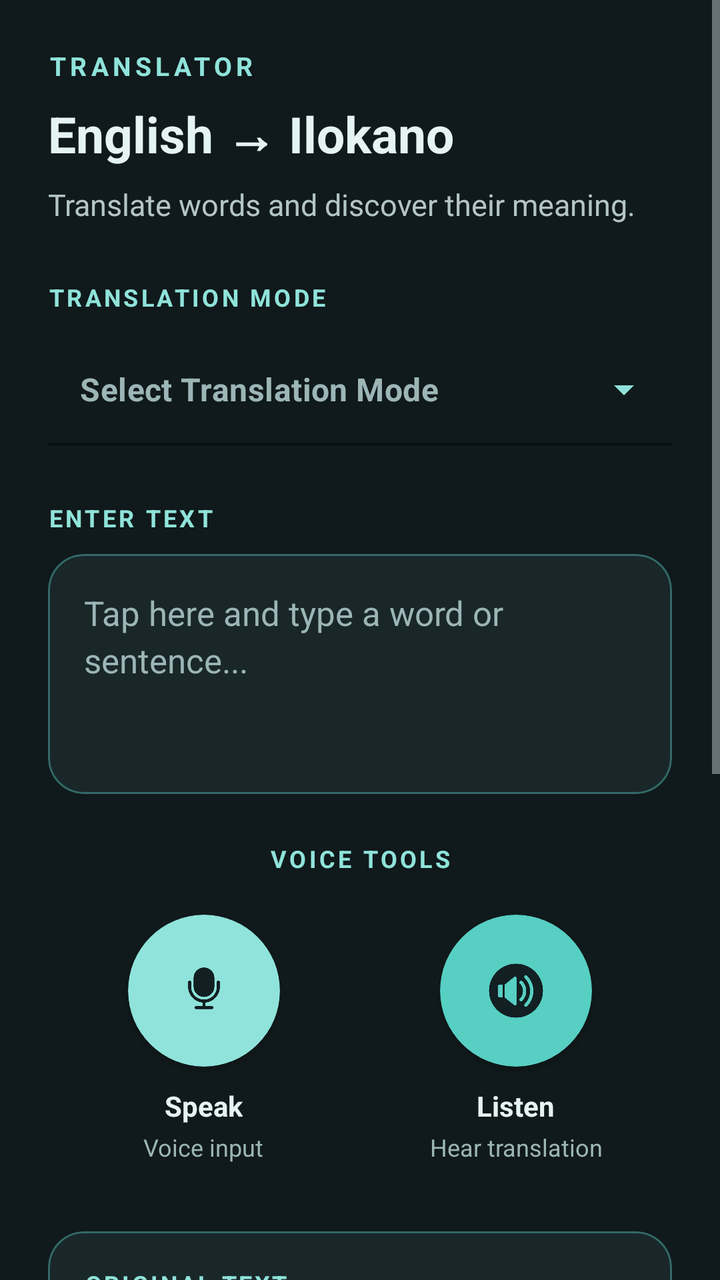
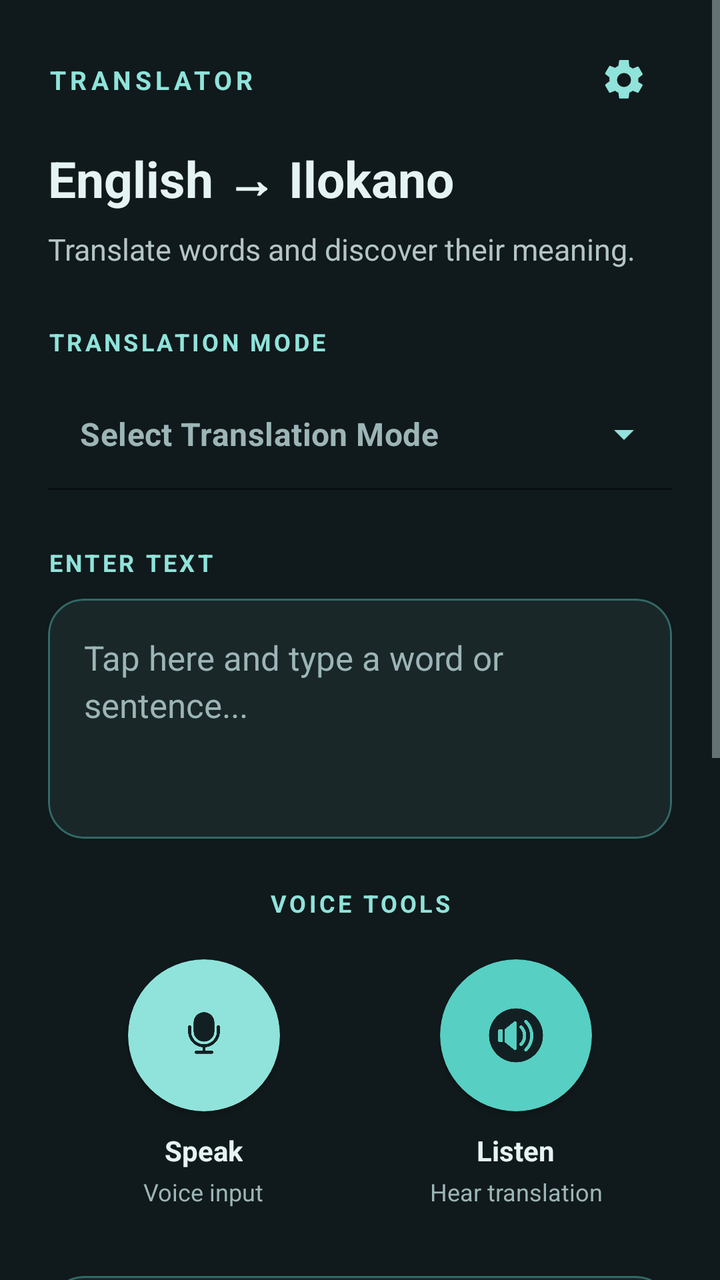

The first picture is an Android layout as it rendered before a commit; the second is the same layout after the commit. The layout source and the unified diff follow.
<!-- AndroidManifest.xml: application theme Theme.IlokanoTranslator -->
<!-- res/layout/fragment_translator.xml -->
<?xml version="1.0" encoding="utf-8"?>
<ScrollView
    xmlns:android="http://schemas.android.com/apk/res/android"
    xmlns:app="http://schemas.android.com/apk/res-auto"
    xmlns:tools="http://schemas.android.com/tools"
    android:layout_width="match_parent"
    android:layout_height="match_parent"
    android:background="@color/app_background"
    android:fillViewport="true"
    android:clipToPadding="false"
    android:scrollbars="vertical"
    tools:context=".TranslatorFragment">

    <LinearLayout
        android:layout_width="match_parent"
        android:layout_height="wrap_content"
        android:orientation="vertical"
        android:paddingStart="24dp"
        android:paddingTop="24dp"
        android:paddingEnd="24dp"
        android:paddingBottom="28dp">

        

        <TextView
            android:id="@+id/translatorPageHeading"
            android:layout_width="match_parent"
            android:layout_height="wrap_content"
            android:text="TRANSLATOR"
            android:textColor="@color/accent_teal"
            android:textSize="13sp"
            android:textStyle="bold"
            android:letterSpacing="0.16" />

        <TextView
            android:id="@+id/titleText"
            android:layout_width="match_parent"
            android:layout_height="wrap_content"
            android:layout_marginTop="8dp"
            android:text="English → Ilokano"
            android:textColor="@color/text_light"
            android:textSize="25sp"
            android:textStyle="bold"
            android:lineSpacingExtra="3dp" />

        <TextView
            android:id="@+id/translatorSubtitle"
            android:layout_width="match_parent"
            android:layout_height="wrap_content"
            android:layout_marginTop="8dp"
            android:text="Translate words and discover their meaning."
            android:textColor="@color/light_gray"
            android:textSize="15sp"
            android:lineSpacingExtra="3dp" />

        

        <TextView
            android:layout_width="match_parent"
            android:layout_height="wrap_content"
            android:layout_marginTop="28dp"
            android:layout_marginBottom="10dp"
            android:text="TRANSLATION MODE"
            android:textColor="@color/accent_teal"
            android:textSize="12sp"
            android:textStyle="bold"
            android:letterSpacing="0.12" />

        <com.google.android.material.textfield.TextInputLayout
            android:id="@+id/languageDropdownLayout"
            style="@style/Widget.MaterialComponents.TextInputLayout.FilledBox.ExposedDropdownMenu"
            android:layout_width="match_parent"
            android:layout_height="wrap_content"
            app:boxBackgroundMode="filled"
            app:boxBackgroundColor="@color/card_background"
            app:boxStrokeColor="@color/primary_teal"
            app:boxStrokeWidth="1dp"
            app:boxStrokeWidthFocused="2dp"
            app:boxCornerRadiusTopStart="16dp"
            app:boxCornerRadiusTopEnd="16dp"
            app:boxCornerRadiusBottomStart="16dp"
            app:boxCornerRadiusBottomEnd="16dp"
            app:hintEnabled="false"
            app:endIconMode="dropdown_menu"
            app:endIconTint="@color/accent_teal">

            <AutoCompleteTextView
                android:id="@+id/languageDropdown"
                android:layout_width="match_parent"
                android:layout_height="wrap_content"
                android:minHeight="56dp"
                android:background="@android:color/transparent"
                android:paddingStart="16dp"
                android:paddingTop="12dp"
                android:paddingEnd="16dp"
                android:paddingBottom="12dp"
                android:fontFamily="sans"
                android:textColor="@color/text_light"
                android:textColorHint="@color/hint_text"
                android:textSize="16sp"
                android:textStyle="bold"
                android:focusable="false"
                android:clickable="true"
                android:inputType="none"
                android:hint="Select Translation Mode"
                android:importantForAccessibility="yes" />

        </com.google.android.material.textfield.TextInputLayout>

        

        <TextView
            android:layout_width="match_parent"
            android:layout_height="wrap_content"
            android:layout_marginTop="28dp"
            android:layout_marginBottom="10dp"
            android:text="ENTER TEXT"
            android:textColor="@color/accent_teal"
            android:textSize="12sp"
            android:textStyle="bold"
            android:letterSpacing="0.12" />

        <com.google.android.material.card.MaterialCardView
            android:layout_width="match_parent"
            android:layout_height="wrap_content"
            app:cardBackgroundColor="@color/card_background"
            app:cardCornerRadius="18dp"
            app:cardElevation="0dp"
            app:strokeColor="#6657CFC3"
            app:strokeWidth="1dp">

            <EditText
                android:id="@+id/editTextInput"
                android:layout_width="match_parent"
                android:layout_height="wrap_content"
                android:minHeight="120dp"
                android:gravity="top|start"
                android:background="@android:color/transparent"
                android:padding="18dp"
                android:hint="Tap here and type a word or sentence..."
                android:inputType="textCapSentences|textMultiLine"
                android:imeOptions="flagNoExtractUi"
                android:textColor="@color/text_light"
                android:textColorHint="@color/hint_text"
                android:textSize="17sp"
                android:lineSpacingExtra="4dp"
                android:autofillHints="none" />

        </com.google.android.material.card.MaterialCardView>

        

        <TextView
            android:layout_width="match_parent"
            android:layout_height="wrap_content"
            android:layout_marginTop="24dp"
            android:gravity="center"
            android:text="VOICE TOOLS"
            android:textColor="@color/accent_teal"
            android:textSize="12sp"
            android:textStyle="bold"
            android:letterSpacing="0.12" />

        <LinearLayout
            android:layout_width="match_parent"
            android:layout_height="wrap_content"
            android:layout_marginTop="14dp"
            android:gravity="center"
            android:orientation="horizontal">

            

            <LinearLayout
                android:layout_width="0dp"
                android:layout_height="wrap_content"
                android:layout_weight="1"
                android:gravity="center"
                android:orientation="vertical"
                android:padding="6dp">

                <com.google.android.material.card.MaterialCardView
                    android:layout_width="76dp"
                    android:layout_height="76dp"
                    app:cardBackgroundColor="@color/accent_teal"
                    app:cardCornerRadius="38dp"
                    app:cardElevation="2dp"
                    app:strokeWidth="0dp">

                    <ImageView
                        android:id="@+id/micButton"
                        android:layout_width="match_parent"
                        android:layout_height="match_parent"
                        android:padding="22dp"
                        android:contentDescription="Start voice input"
                        android:clickable="true"
                        android:focusable="true"
                        android:src="@drawable/ic_mic"
                        app:tint="@color/text_dark" />

                </com.google.android.material.card.MaterialCardView>

                <TextView
                    android:layout_width="wrap_content"
                    android:layout_height="wrap_content"
                    android:layout_marginTop="10dp"
                    android:text="Speak"
                    android:textColor="@color/text_light"
                    android:textSize="14sp"
                    android:textStyle="bold" />

                <TextView
                    android:layout_width="wrap_content"
                    android:layout_height="wrap_content"
                    android:layout_marginTop="3dp"
                    android:gravity="center"
                    android:text="Voice input"
                    android:textColor="@color/hint_text"
                    android:textSize="12sp" />

            </LinearLayout>

            

            <LinearLayout
                android:layout_width="0dp"
                android:layout_height="wrap_content"
                android:layout_weight="1"
                android:gravity="center"
                android:orientation="vertical"
                android:padding="6dp">

                <com.google.android.material.card.MaterialCardView
                    android:layout_width="76dp"
                    android:layout_height="76dp"
                    app:cardBackgroundColor="@color/primary_teal"
                    app:cardCornerRadius="38dp"
                    app:cardElevation="2dp"
                    app:strokeWidth="0dp">

                    <ImageView
                        android:id="@+id/ttsButton"
                        android:layout_width="match_parent"
                        android:layout_height="match_parent"
                        android:padding="22dp"
                        android:contentDescription="Play translated text"
                        android:clickable="true"
                        android:focusable="true"
                        android:src="@drawable/ic_sound"
                        app:tint="@color/text_dark" />

                </com.google.android.material.card.MaterialCardView>

                <TextView
                    android:layout_width="wrap_content"
                    android:layout_height="wrap_content"
                    android:layout_marginTop="10dp"
                    android:text="Listen"
                    android:textColor="@color/text_light"
                    android:textSize="14sp"
                    android:textStyle="bold" />

                <TextView
                    android:layout_width="wrap_content"
                    android:layout_height="wrap_content"
                    android:layout_marginTop="3dp"
                    android:gravity="center"
                    android:text="Hear translation"
                    android:textColor="@color/hint_text"
                    android:textSize="12sp" />

            </LinearLayout>

        </LinearLayout>

        

        <com.google.android.material.card.MaterialCardView
            android:layout_width="match_parent"
            android:layout_height="wrap_content"
            android:layout_marginTop="28dp"
            app:cardBackgroundColor="@color/card_background"
            app:cardCornerRadius="18dp"
            app:cardElevation="0dp"
            app:strokeColor="#6657CFC3"
            app:strokeWidth="1dp">

            <LinearLayout
                android:layout_width="match_parent"
                android:layout_height="wrap_content"
                android:orientation="vertical"
                android:padding="18dp">

                <TextView
                    android:layout_width="match_parent"
                    android:layout_height="wrap_content"
                    android:text="ORIGINAL TEXT"
                    android:textColor="@color/accent_teal"
                    android:textSize="12sp"
                    android:textStyle="bold"
                    android:letterSpacing="0.10" />

                <TextView
                    android:id="@+id/originalText"
                    android:layout_width="match_parent"
                    android:layout_height="wrap_content"
                    android:minHeight="32dp"
                    android:layout_marginTop="10dp"
                    android:text="Your original text will appear here."
                    android:textColor="#99E5F3F2"
                    android:textSize="16sp"
                    android:lineSpacingExtra="4dp"
                    android:textIsSelectable="true" />

            </LinearLayout>

        </com.google.android.material.card.MaterialCardView>

        

        <com.google.android.material.card.MaterialCardView
            android:layout_width="match_parent"
            android:layout_height="wrap_content"
            android:layout_marginTop="16dp"
            android:layout_marginBottom="8dp"
            app:cardBackgroundColor="@color/card_background"
            app:cardCornerRadius="18dp"
            app:cardElevation="0dp"
            app:strokeColor="@color/primary_teal"
            app:strokeWidth="1dp">

            <LinearLayout
                android:layout_width="match_parent"
                android:layout_height="wrap_content"
                android:orientation="vertical"
                android:padding="18dp">

                <TextView
                    android:layout_width="match_parent"
                    android:layout_height="wrap_content"
                    android:text="TRANSLATED TEXT"
                    android:textColor="@color/accent_teal"
                    android:textSize="12sp"
                    android:textStyle="bold"
                    android:letterSpacing="0.10" />

                <TextView
                    android:id="@+id/translatedText"
                    android:layout_width="match_parent"
                    android:layout_height="wrap_content"
                    android:minHeight="48dp"
                    android:layout_marginTop="10dp"
                    android:text="Your translation will appear here."
                    android:textColor="#99E5F3F2"
                    android:textSize="16sp"
                    android:lineSpacingExtra="5dp"
                    android:textIsSelectable="true" />

            </LinearLayout>

        </com.google.android.material.card.MaterialCardView>

        

        <include
            layout="@layout/view_app_footer" />

    </LinearLayout>

</ScrollView>
<!-- res/layout/view_app_footer.xml (included above) -->
<?xml version="1.0" encoding="utf-8"?>
<LinearLayout
    xmlns:android="http://schemas.android.com/apk/res/android"
    android:layout_width="match_parent"
    android:layout_height="wrap_content"
    android:orientation="vertical"
    android:gravity="center"
    android:paddingTop="30dp"
    android:paddingBottom="20dp">

    

    <View
        android:layout_width="match_parent"
        android:layout_height="1dp"
        android:layout_marginBottom="20dp"
        android:background="#332A9D93" />

    

    <TextView
        android:layout_width="match_parent"
        android:layout_height="wrap_content"
        android:gravity="center"
        android:text="SPEAK SMART BAGUIO"
        android:textColor="@color/text_light"
        android:textSize="13sp"
        android:textStyle="bold"
        android:letterSpacing="0.10" />

    

    <TextView
        android:layout_width="match_parent"
        android:layout_height="wrap_content"
        android:layout_marginTop="7dp"
        android:gravity="center"
        android:text="A student-developed language learning application"
        android:textColor="@color/light_gray"
        android:textSize="12sp"
        android:lineSpacingExtra="2dp" />

    

    <TextView
        android:layout_width="match_parent"
        android:layout_height="wrap_content"
        android:layout_marginTop="5dp"
        android:gravity="center"
        android:text="Blue Phenix Skills Training Center Corp."
        android:textColor="@color/hint_text"
        android:textSize="12sp"
        android:lineSpacingExtra="2dp" />

    

    <TextView
        android:layout_width="match_parent"
        android:layout_height="wrap_content"
        android:layout_marginTop="12dp"
        android:gravity="center"
        android:text="LEARN  •  UNDERSTAND  •  CONNECT"
        android:textColor="@color/accent_teal"
        android:textSize="10sp"
        android:letterSpacing="0.08" />

    

    <TextView
        android:layout_width="match_parent"
        android:layout_height="wrap_content"
        android:layout_marginTop="12dp"
        android:gravity="center"
        android:text="Made for learning, sharing, and preserving language."
        android:textColor="@color/hint_text"
        android:textSize="11sp"
        android:lineSpacingExtra="2dp" />

</LinearLayout>
<!-- resources referenced by this layout -->
<resources>
  <color name="accent_teal">#8FE3DA</color>
  <color name="app_background">#10191B</color>
  <color name="card_background">#192729</color>
  <color name="hint_text">#9CB5B7</color>
  <color name="light_gray">#B4C5C6</color>
  <color name="primary_teal">#57CFC3</color>
  <color name="text_dark">#122023</color>
  <color name="text_light">#E5F3F2</color>
  <!-- drawable ic_mic: png bitmap (drawable, 51786 bytes) -->
  <!-- drawable ic_sound: png bitmap (drawable, 96181 bytes) -->
  <style name="Theme.IlokanoTranslator" parent="Base.Theme.IlokanoTranslator" />
  <style name="Base.Theme.IlokanoTranslator" parent="Theme.Material3.DayNight.NoActionBar">
  
          
          <item name="colorPrimary">@color/primary_teal</item>
          <item name="colorOnPrimary">@color/text_dark</item>
  
          
          <item name="colorSecondary">@color/accent_teal</item>
          <item name="colorOnSecondary">@color/text_dark</item>
  
          
          <item name="colorTertiary">@color/accent_yellow</item>
          <item name="colorOnTertiary">@color/text_dark</item>
  
          
          <item name="colorSurface">@color/card_background</item>
          <item name="colorOnSurface">@color/text_light</item>
  
          
          <item name="android:colorBackground">@color/app_background</item>
          <item name="android:windowBackground">@color/app_background</item>
  
          
          <item name="android:statusBarColor">@color/app_background</item>
          <item name="android:windowLightStatusBar">false</item>
  
          
          <item name="android:navigationBarColor">@color/app_background</item>
          <item name="android:windowLightNavigationBar">false</item>
  
          
          <item name="colorControlActivated">@color/primary_teal</item>
          <item name="colorControlNormal">@color/light_gray</item>
          <item name="colorControlHighlight">#3357CFC3</item>
  
      </style>
  <color name="accent_yellow">#FFB74D</color>
</resources>

<!-- the commit's change to res/layout/fragment_translator.xml (unified diff, before → after) -->
@@ -16,21 +16,45 @@
         android:layout_height="wrap_content"
         android:orientation="vertical"
         android:paddingStart="24dp"
-        android:paddingTop="24dp"
+        android:paddingTop="16dp"
         android:paddingEnd="24dp"
         android:paddingBottom="28dp">
 
         
 
-        <TextView
-            android:id="@+id/translatorPageHeading"
-            android:layout_width="match_parent"
-            android:layout_height="wrap_content"
-            android:text="TRANSLATOR"
-            android:textColor="@color/accent_teal"
-            android:textSize="13sp"
-            android:textStyle="bold"
-            android:letterSpacing="0.16" />
+        <LinearLayout
+            android:layout_width="match_parent"
+            android:layout_height="48dp"
+            android:orientation="horizontal"
+            android:gravity="center_vertical">
+
+            <TextView
+                android:id="@+id/translatorPageHeading"
+                android:layout_width="0dp"
+                android:layout_height="wrap_content"
+                android:layout_weight="1"
+                android:text="TRANSLATOR"
+                android:textColor="@color/accent_teal"
+                android:textSize="13sp"
+                android:textStyle="bold"
+                android:letterSpacing="0.16" />
+
+            <ImageButton
+                android:id="@+id/buttonSettingsMenu"
+                android:layout_width="48dp"
+                android:layout_height="48dp"
+                android:background="?attr/selectableItemBackgroundBorderless"
+                android:src="@drawable/ic_settings_teal"
+                android:contentDescription="Open settings menu"
+                android:padding="12dp"
+                android:scaleType="centerInside"
+                android:clickable="true"
+                android:focusable="true"
+                android:importantForAccessibility="yes" />
+
+        </LinearLayout>
+
+        
 
         <TextView
             android:id="@+id/titleText"
@@ -161,6 +185,8 @@
             android:textStyle="bold"
             android:letterSpacing="0.12" />
 
+        
+
         <LinearLayout
             android:layout_width="match_parent"
             android:layout_height="wrap_content"
<!-- resource entries referenced after the edit -->
@@ -9,6 +9,17 @@
   <color name="text_dark">#122023</color>
   <color name="text_light">#E5F3F2</color>
   <!-- drawable ic_mic: png bitmap (drawable, 51786 bytes) -->
+  <!-- drawable ic_settings_teal (drawable) -->
+  <vector xmlns:android="http://schemas.android.com/apk/res/android"
+      android:width="24dp"
+      android:height="24dp"
+      android:viewportWidth="24"
+      android:viewportHeight="24">
+  
+      <path
+          android:fillColor="@color/accent_teal"
+          android:pathData="M19.14,12.94c0.04,-0.31 0.06,-0.62 0.06,-0.94s-0.02,-0.63 -0.07,-0.94l2.03,-1.58a0.5,0.5 0,0 0,0.12 -0.64l-1.92,-3.32a0.5,0.5 0,0 0,-0.61 -0.22l-2.39,0.96a7.1,7.1 0,0 0,-1.63 -0.94l-0.36,-2.54A0.49,0.49 0,0 0,13.87 2h-3.84a0.49,0.49 0,0 0,-0.49 0.42L9.18,4.96a7.1,7.1 0,0 0,-1.63 0.94l-2.39,-0.96a0.5,0.5 0,0 0,-0.61 0.22L2.63,8.48a0.5,0.5 0,0 0,0.12 0.64l2.03,1.58c-0.05,0.31 -0.08,0.63 -0.08,0.95s0.02,0.63 0.07,0.94L2.74,14.17a0.5,0.5 0,0 0,-0.12 0.64l1.92,3.32a0.5,0.5 0,0 0,0.61 0.22l2.39,-0.96c0.5,0.39 1.05,0.71 1.63,0.94l0.36,2.54a0.49,0.49 0,0 0,0.49 0.42h3.84a0.49,0.49 0,0 0,0.49 -0.42l0.36,-2.54a7.1,7.1 0,0 0,1.63 -0.94l2.39,0.96a0.5,0.5 0,0 0,0.61 -0.22l1.92,-3.32a0.5,0.5 0,0 0,-0.12 -0.64l-2.09,-1.23zM12,15.5A3.5,3.5 0,1 1,12 8.5a3.5,3.5 0,0 1,0 7z" />
+  </vector>
   <!-- drawable ic_sound: png bitmap (drawable, 96181 bytes) -->
   <style name="Theme.IlokanoTranslator" parent="Base.Theme.IlokanoTranslator" />
   <style name="Base.Theme.IlokanoTranslator" parent="Theme.Material3.DayNight.NoActionBar">
